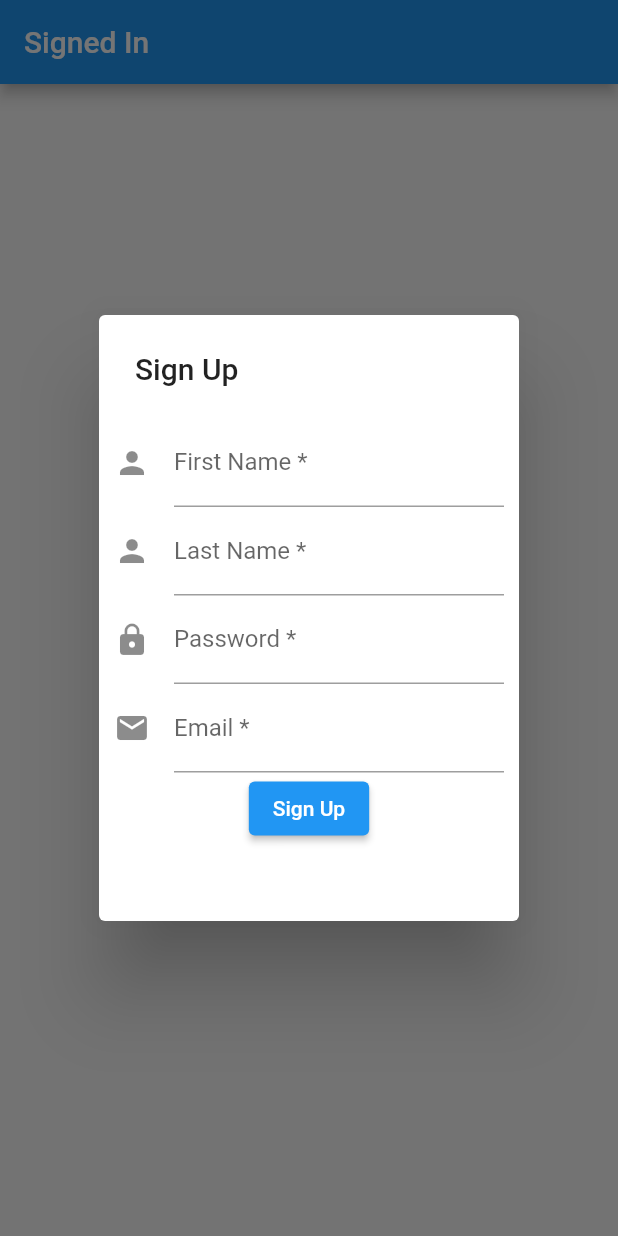
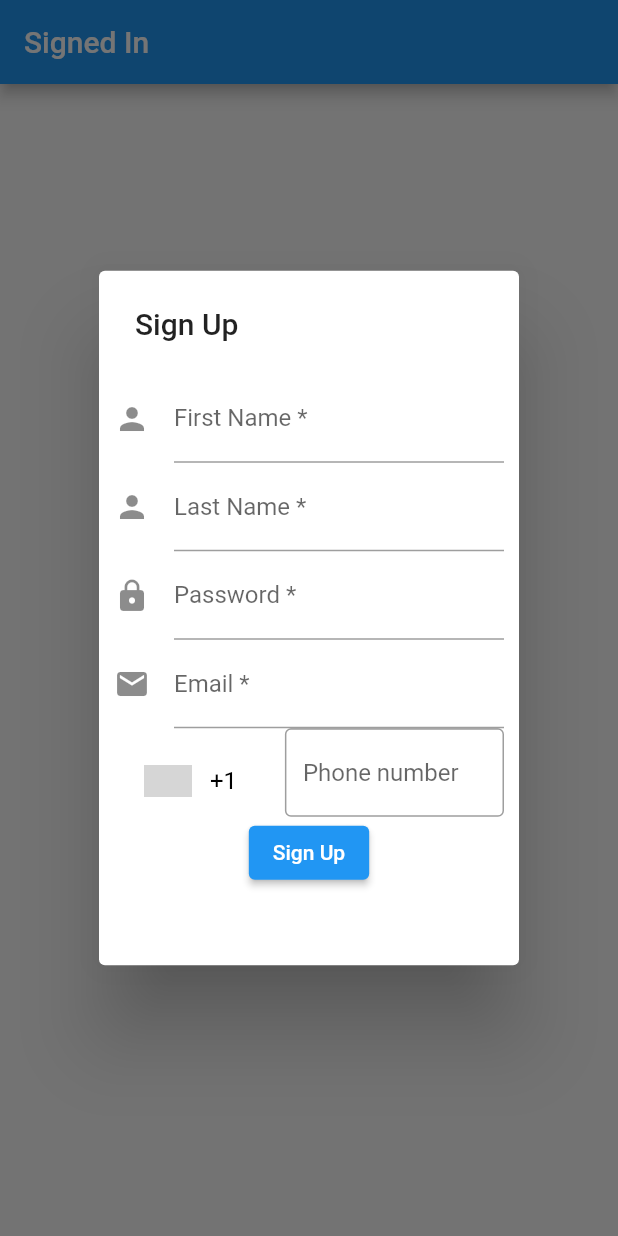
Before and after one commit to SheetalAlbiorix/aws_amplify_demo, a Flutter app: the screen it shows after launch, after a tap on "Sign Up", on a phone screen of 412 x 824 dp. Run offline on Flutter 3.47's test engine with Material 2 defaults, Android fonts, the phone set to English and light mode, and no system bars; drawn by our look-alikes of intl_phone_number_input; missing offline and left inert: amplify_auth_cognito, amplify_flutter; grey boxes are pictures that could not be loaded.

```diff
--- a/lib/files/confirm_reset_password.dart
+++ b/lib/files/confirm_reset_password.dart
@@ -29,7 +29,7 @@ class ConfirmResetPassword extends StatelessWidget {
     Navigator.of(context).pushReplacement(
       MaterialPageRoute(
         builder: (_) {
-          return NextScreen();
+          return const NextScreen();
         },
       ),
     );
@@ -39,7 +39,7 @@ class ConfirmResetPassword extends StatelessWidget {
   Widget build(BuildContext context) {
     return Container(
       // decoration: BoxDecoration(borderRadius: BorderRadius.circular(20)),
-      padding: EdgeInsets.all(5),
+      padding: const EdgeInsets.all(5),
       child: Column(
         children: [
           TextFormField(
@@ -74,7 +74,7 @@ class ConfirmResetPassword extends StatelessWidget {
             /*      textColor: Colors.black, // Theme.of(context).primaryColor,
             color: Colors.amber,*/
             onTap: () => _confirm_password_reset(context),
-            child: Text(
+            child: const Text(
               'Reset Password & Sign In',
               style: TextStyle(fontWeight: FontWeight.bold),
             ),
--- a/lib/files/reset_password_email.dart
+++ b/lib/files/reset_password_email.dart
@@ -64,7 +64,7 @@ class _ResetPasswordViewState extends State<ResetPasswordView> {
         children: <Widget>[
           Expanded(
             child: Padding(
-              padding: EdgeInsets.all(10.0),
+              padding: const EdgeInsets.all(10.0),
               child: Column(
                 children: [
                   Visibility(
--- a/lib/files/sign_up.dart
+++ b/lib/files/sign_up.dart
@@ -2,6 +2,9 @@ import 'package:amplify_auth_cognito/amplify_auth_cognito.dart';
 import 'package:amplify_flutter/amplify_flutter.dart';
 import 'package:flutter/material.dart';
 import 'package:flutter/services.dart';
+import 'package:intl_phone_number_input/intl_phone_number_input.dart';
+
+import '../next_screen.dart';
 
 class SignUpView extends StatefulWidget {
   @override
@@ -18,6 +21,8 @@ class _SignUpViewState extends State<SignUpView> {
 
   String _signUpError = "";
   bool _isSignedUp = false;
+  String initialCountry = 'US';
+  PhoneNumber number = PhoneNumber(isoCode: 'US');
 
   @override
   void initState() {
@@ -31,6 +36,7 @@ class _SignUpViewState extends State<SignUpView> {
 
     Map<CognitoUserAttributeKey, String> userAttributes = {
       CognitoUserAttributeKey.email: emailController.text,
+      CognitoUserAttributeKey.phoneNumber: phoneController.text,
       CognitoUserAttributeKey.name:
           "${firstnameController.text} ${lastnameController.text}",
     };
@@ -58,7 +64,12 @@ class _SignUpViewState extends State<SignUpView> {
       await Amplify.Auth.confirmSignUp(
           username: emailController.text.trim(),
           confirmationCode: confirmationCodeController.text.trim());
-      Navigator.pop(context, true);
+      /* Navigator.pop(context, true);*/
+      Navigator.of(context).pushReplacement(MaterialPageRoute(
+        builder: (_) {
+          return const NextScreen();
+        },
+      ));
     } on PlatformException catch (error) {
       _setError(error);
       print(error.code);
@@ -119,6 +130,39 @@ class _SignUpViewState extends State<SignUpView> {
                         labelText: 'Email *',
                       ),
                     ),
+                    /*TextFormField(
+                      controller: phoneController,
+                      decoration: const InputDecoration(
+                        icon: Icon(Icons.phone),
+                        hintText: 'Phone',
+                        labelText: 'Phone *',
+                      ),
+                    ),*/
+                    InternationalPhoneNumberInput(
+                      countrySelectorScrollControlled: false,
+                      onInputChanged: (PhoneNumber number) {
+                        print(number.phoneNumber);
+                      },
+                      onInputValidated: (bool value) {
+                        print(value);
+                      },
+                      selectorConfig: const SelectorConfig(
+                        selectorType: PhoneInputSelectorType.BOTTOM_SHEET,
+                      ),
+                      ignoreBlank: false,
+                      autoValidateMode: AutovalidateMode.disabled,
+                      countries: const ["US"],
+                      selectorTextStyle: const TextStyle(color: Colors.black),
+                      initialValue: number,
+                      textFieldController: phoneController,
+                      formatInput: false,
+                      keyboardType: const TextInputType.numberWithOptions(
+                          signed: true, decimal: true),
+                      inputBorder: const OutlineInputBorder(),
+                      onSaved: (PhoneNumber number) {
+                        print('On Saved: $number');
+                      },
+                    ),
                     /*   TextFormField(
                       controller: phoneController,
                       decoration: const InputDecoration(
@@ -149,7 +193,7 @@ class _SignUpViewState extends State<SignUpView> {
                     ),
                   ]),
                 ),
-                SizedBox(
+                const SizedBox(
                   height: 5,
                 ),
 
@@ -162,4 +206,13 @@ class _SignUpViewState extends State<SignUpView> {
       ],
     );
   }
+
+  void getPhoneNumber(String phoneNumber) async {
+    PhoneNumber number =
+        await PhoneNumber.getRegionInfoFromPhoneNumber(phoneNumber, 'US');
+
+    setState(() {
+      this.number = number;
+    });
+  }
 }
--- a/pubspec.yaml
+++ b/pubspec.yaml
@@ -45,6 +45,7 @@ dependencies:
   amplify_storage_s3: ^0.6.8
   fluttertoast: ^8.0.9
   amplify_analytics_pinpoint: ^0.6.8
+  intl_phone_number_input: ^0.7.1
 
 
 dev_dependencies:
```
Also changed, not shown: lib/files/change_password.dart (+23 -4 lines), lib/files/sign_in.dart (+64 -16 lines), lib/next_screen.dart (+8 -4 lines), pubspec.lock.
